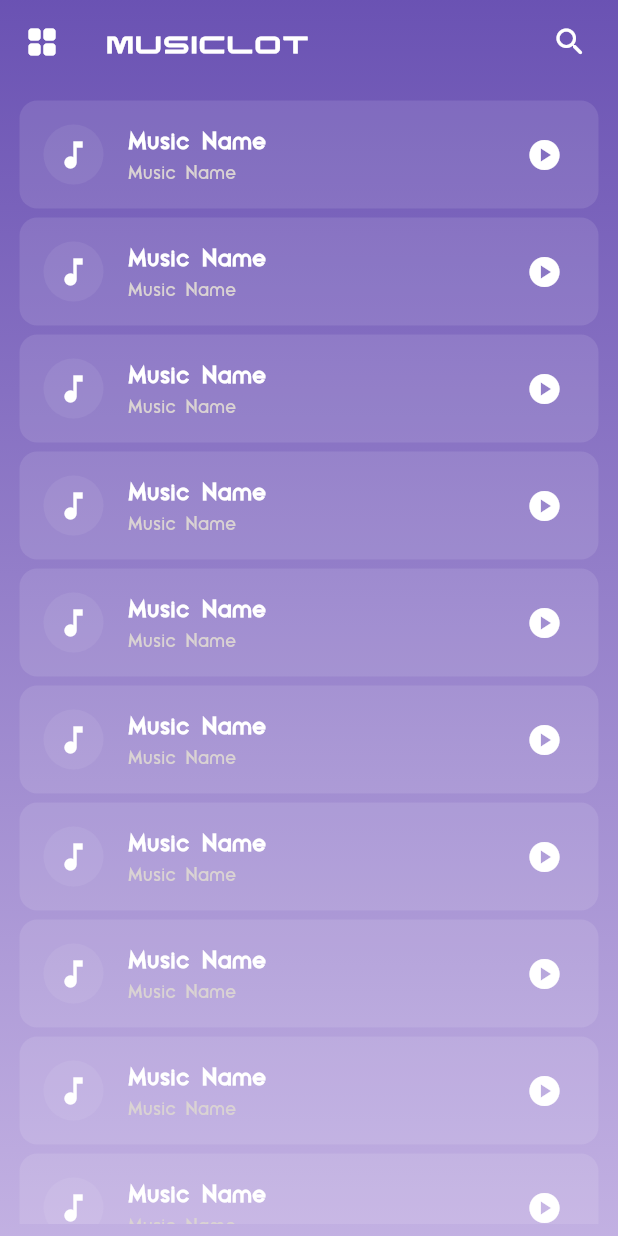
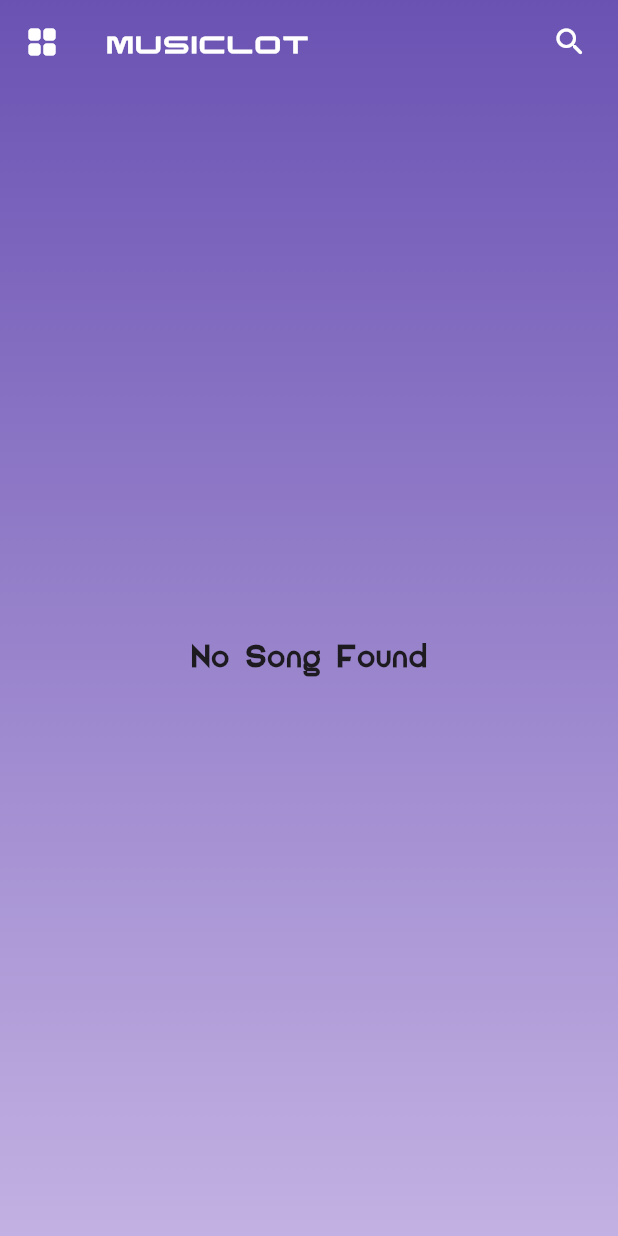
Before and after one commit to Sinazrp/flutter_music_app, a Flutter app: the screen it shows after launch, on a phone screen of 412 x 824 dp. Run offline on Flutter 3.47's test engine with Material 2 defaults, Android fonts, the phone set to English and light mode, and no system bars; our stand-ins replace get, on_audio_query, permission_handler.

Commit message:
Update home.dart

```diff
--- a/lib/screens/home.dart
+++ b/lib/screens/home.dart
@@ -46,10 +46,22 @@ class Home extends StatelessWidget {
         ),
         body: FutureBuilder(
           builder: (context, snapshot) {
+            if (snapshot.data == null) {
+              return const Center(
+                child: CircularProgressIndicator(
+                    color: Color.fromARGB(129, 255, 255, 255)),
+              );
+            } else if (snapshot.data!.isEmpty) {
+              return const Center(
+                child: Text(
+                  'No Song Found',
+                  style: TextStyle(fontSize: 20, fontWeight: FontWeight.bold),
+                ),
+              );
+            }
             return Padding(
               padding: const EdgeInsets.all(8.0),
               child: ListView.builder(
-                physics: ScrollPhysics(),
                 itemCount: 100,
                 itemBuilder: (context, index) {
                   return Padding(
```
